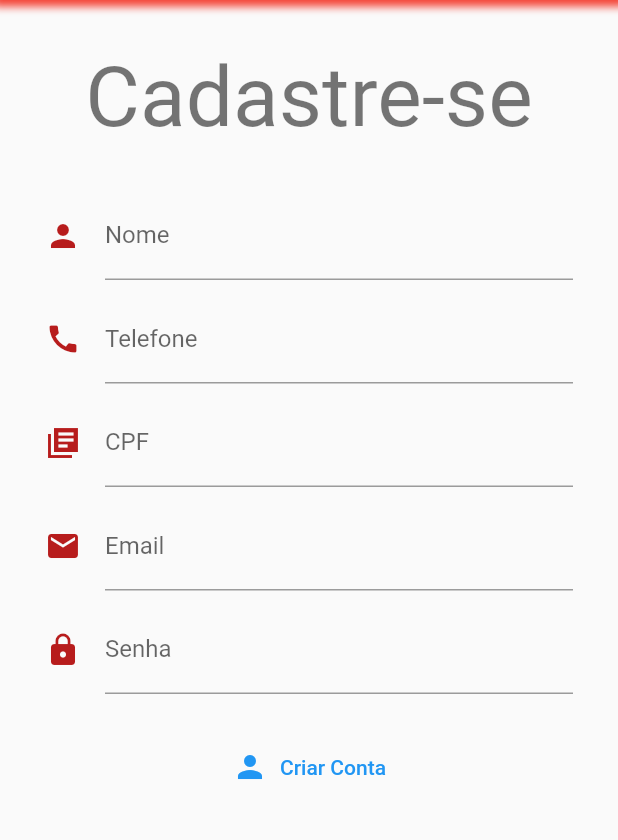
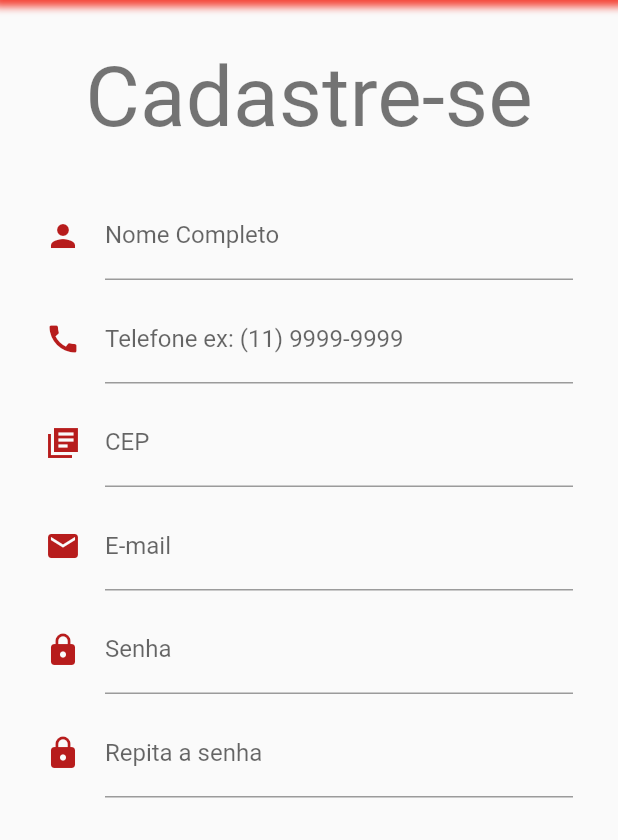
Before and after one commit to LuisHenriqSantana/pizzaria_tcc, a Flutter app: the screen it shows after launch, after a tap on "Criar Conta", on a phone screen of 412 x 824 dp, the part 396-1236 px from its top. Run offline on Flutter 3.47's test engine with Material 2 defaults, Android fonts, the phone set to English and light mode, and no system bars; our stand-ins replace cloud_firestore, firebase_auth; accounts and stored records are empty.

Commit message:
validating forms and connecting app to firebase

```diff
--- /dev/null
+++ b/lib/helpers/firebase_errors.dart
@@ -0,0 +1,25 @@
+String getErrorString(String code){
+  switch (code) {
+    case 'ERROR_WEAK_PASSWORD':
+      return 'Sua senha é muito fraca.';
+    case 'ERROR_INVALID_EMAIL':
+      return 'Seu e-mail é inválido.';
+    case 'ERROR_EMAIL_ALREADY_IN_USE':
+      return 'E-mail já está sendo utilizado em outra conta.';
+    case 'ERROR_INVALID_CREDENTIAL':
+      return 'Seu e-mail é inválido.';
+    case 'ERROR_WRONG_PASSWORD':
+      return 'Sua senha está incorreta.';
+    case 'ERROR_USER_NOT_FOUND':
+      return 'Não há usuário com este e-mail.';
+    case 'ERROR_USER_DISABLED':
+      return 'Este usuário foi desabilitado.';
+    case 'ERROR_TOO_MANY_REQUESTS':
+      return 'Muitas solicitações. Tente novamente mais tarde.';
+    case 'ERROR_OPERATION_NOT_ALLOWED':
+      return 'Operação não permitida.';
+
+    default:
+      return 'Um erro indefinido ocorreu.';
+  }
+}
--- /dev/null
+++ b/lib/helpers/validators.dart
@@ -0,0 +1,5 @@
+bool emailValid(String email){
+  final RegExp regex = RegExp(
+      r"^(([^<>()[\]\\.,;:\s@\']+(\.[^<>()[\]\\.,;:\s@\']+)*)|(\'.+\'))@((\[[0-9]{1,3}\.[0-9]{1,3}\.[0-9]{1,3}\.[0-9]{1,3}\])|(([a-zA-Z\-0-9]+\.)+[a-zA-Z]{2,}))$");
+  return regex.hasMatch(email);
+}
--- a/lib/main.dart
+++ b/lib/main.dart
@@ -1,15 +1,22 @@
+import 'package:cloud_firestore/cloud_firestore.dart';
 import 'package:flutter/material.dart';
 import 'package:flutter/services.dart';
+import 'package:pizzaria_tcc/models/user_manager.dart';
+import 'package:provider/provider.dart';
 import 'pages/login/login_page.dart';
 void main() {
   runApp(MyApp());
+
+  Firestore.instance.collection('teste').add({"teste":'teste'});
 }
 
 class MyApp extends StatelessWidget {
   @override
   Widget build(BuildContext context) {
     SystemChrome.setEnabledSystemUIOverlays([]);
-    return MaterialApp(
+    return ChangeNotifierProvider(
+      create: (_) => UserManager() ,
+      child: MaterialApp(
         debugShowCheckedModeBanner: false,
         title: 'Pizzaria Busque Pizza',
         theme: ThemeData(
@@ -17,6 +24,7 @@ class MyApp extends StatelessWidget {
           primaryColorLight: Colors.red[900]
         ),
         home: LoginPage(),
+      ),
     );
   }
 }
--- a/lib/models/user.dart
+++ b/lib/models/user.dart
@@ -1,13 +1,8 @@
-import 'package:pizzaria_tcc/models/order.dart';
+class User {
 
-class User{
-  final String name;
-  final List<Order> orders;
-  final List<Order> cart;
+  User({this.email, this.password});
 
-  User({
-    this.name,
-    this.orders,
-    this.cart,
-});
+  String email;
+  String password;
+
 }
--- /dev/null
+++ b/lib/models/user_manager.dart
@@ -0,0 +1,48 @@
+import 'package:firebase_auth/firebase_auth.dart';
+import 'package:flutter/material.dart';
+import 'package:flutter/services.dart';
+import 'package:pizzaria_tcc/helpers/firebase_errors.dart';
+import 'package:pizzaria_tcc/models/user.dart';
+
+
+class UserManager extends ChangeNotifier{
+
+  UserManager(){
+    _loadCurrentUser();
+  }
+
+  final FirebaseAuth auth = FirebaseAuth.instance;
+
+  FirebaseUser user;
+
+  bool loading = false;
+
+  Future<void> signIn({User user, Function onFail, Function onSuccess}) async {
+    setLoading(true);
+    try {
+      final AuthResult result = await auth.signInWithEmailAndPassword(
+          email: user.email, password: user.password);
+
+      this.user = result.user;
+
+      onSuccess();
+    } on PlatformException catch (e){
+      onFail(getErrorString(e.code));
+    }
+    setLoading(false);
+  }
+
+  void setLoading(bool value){
+    loading = value;
+  }
+
+  Future<void> _loadCurrentUser() async{
+    FirebaseUser currentUser = await auth.currentUser();
+    if (currentUser != null){
+      user = currentUser;
+      print(user.uid);
+    }
+    notifyListeners();
+  }
+
+}
--- a/lib/pages/login/login_page.dart
+++ b/lib/pages/login/login_page.dart
@@ -1,14 +1,23 @@
+import 'package:pizzaria_tcc/pages/home/home_page.dart';
+import 'package:provider/provider.dart';
 import 'package:flutter/material.dart';
+import 'package:pizzaria_tcc/helpers/validators.dart';
+import 'package:pizzaria_tcc/models/user.dart';
+import 'package:pizzaria_tcc/models/user_manager.dart';
 import 'package:pizzaria_tcc/pages/signup/signup_page.dart';
 import 'package:pizzaria_tcc/widgets/logo.dart';
 
-import '../home/home_page.dart';
+class LoginPage extends StatelessWidget {
+  final TextEditingController emailController = TextEditingController();
+  final TextEditingController passController = TextEditingController();
 
-class LoginPage extends StatelessWidget {
-  @override
+  final GlobalKey<FormState> formKey = GlobalKey<FormState>();
+  final GlobalKey<ScaffoldState> scaffoldKey = GlobalKey<ScaffoldState>();
+
   Widget build(BuildContext context) {
     final size = MediaQuery.of(context).size;
     return Scaffold(
+      key: scaffoldKey,
       body: SingleChildScrollView(
         child: Column(
           crossAxisAlignment: CrossAxisAlignment.stretch,
@@ -21,10 +30,15 @@ class LoginPage extends StatelessWidget {
             ),
             Padding(
               padding: EdgeInsets.all(32.0),
-              child: Form(
+              child: Consumer<UserManager>(
+                builder: (_, userManager, __){
+                  return Form(
+                    key: formKey,
                     child: Column(
                       children: <Widget>[
                         TextFormField(
+                          controller: emailController,
+                          enabled: !userManager.loading,
                           decoration: InputDecoration(
                             labelText: 'Email',
                             icon: Icon(
@@ -33,10 +47,17 @@ class LoginPage extends StatelessWidget {
                             ),
                           ),
                           keyboardType: TextInputType.emailAddress,
+                          autocorrect: false,
+                          validator: (email) {
+                            if (!emailValid(email)) return 'E-mail inválido';
+                            return null;
+                          },
                         ),
                         Padding(
                           padding: EdgeInsets.only(top: 8, bottom: 32),
                           child: TextFormField(
+                            controller: passController,
+                            enabled: !userManager.loading,
                             decoration: InputDecoration(
                               labelText: 'Senha',
                               icon: Icon(
@@ -45,19 +66,42 @@ class LoginPage extends StatelessWidget {
                               ),
                             ),
                             obscureText: true,
+                            autocorrect: false,
+                            validator: (pass) {
+                              if (pass.isEmpty || pass.length < 6)
+                                return 'Senha Inválida';
+                              return null;
+                            },
                           ),
                         ),
                         TextButton.icon(
-                      onPressed: () => Navigator.pushReplacement(
+                          onPressed: userManager.loading ? null : () {
+                            if (formKey.currentState.validate()) {
+                              print(emailController.text);
+                              userManager.signIn(
+                                user: User(
+                                    email: emailController.text,
+                                    password: passController.text),
+                                onFail: (e) {
+                                  scaffoldKey.currentState
+                                      .showSnackBar(SnackBar(
+                                    content: Text("Falha ao entrar: $e"),
+                                    backgroundColor: Colors.red,
+
+                                  ));
+                                },
+                                onSuccess: () => Navigator.pushReplacement(
                                     context,
                                     MaterialPageRoute(
                                         builder: (_) => HomePage())),
-                      label: Text('Entrar'.toUpperCase()),
+                              );
+
+                            }
+                          },
+                          label:Text('Entrar'.toUpperCase()),
                           icon: Icon(Icons.exit_to_app),
                         ),
-
                         SizedBox(height: size.height * 0.02),
-
                         TextButton.icon(
                           onPressed: () => Navigator.pushReplacement(context,
                               MaterialPageRoute(builder: (_) => SignUpPage())),
@@ -66,6 +110,8 @@ class LoginPage extends StatelessWidget {
                         ),
                       ],
                     ),
+                  );
+                },
               ),
             )
           ],
--- a/lib/pages/signup/signup_page.dart
+++ b/lib/pages/signup/signup_page.dart
@@ -1,10 +1,12 @@
 import 'package:flutter/material.dart';
 import 'package:flutter/services.dart';
-import 'package:pizzaria_tcc/pages/home/home_page.dart';
+import 'package:pizzaria_tcc/helpers/validators.dart';
 import 'package:pizzaria_tcc/pages/login/login_page.dart';
 import 'package:pizzaria_tcc/widgets/logo.dart';
 
 class SignUpPage extends StatelessWidget {
+
+  final GlobalKey<FormState> formKey = GlobalKey<FormState>();
 
   @override
   Widget build(BuildContext context) {
@@ -24,50 +26,79 @@ class SignUpPage extends StatelessWidget {
             Padding(
               padding: EdgeInsets.all(30),
               child: Form(
+                key: formKey,
                 child: Column(
                   children: <Widget>[
                     TextFormField(
                       decoration: InputDecoration(
-                        labelText: 'Nome',
+                        labelText: 'Nome Completo',
                         icon: Icon(
                           Icons.person,
                           color: Theme.of(context).primaryColorLight,
                         ),
                       ),
                       keyboardType: TextInputType.name,
+                      validator: (name){
+                        if(name.isEmpty)
+                        return "Campo Obrigatório";
+                        else if (name.trim().split(" ").length <=1)
+                          return "Preencha seu nome completo";
+                        return null;
+                      },
                     ),
                     SizedBox(height: 10),
                     TextFormField(
                       decoration: InputDecoration(
-                        labelText: 'Telefone',
+                        labelText: 'Telefone ex: (11) 9999-9999',
                         icon: Icon(
                           Icons.call,
                           color: Theme.of(context).primaryColorLight,
                         ),
                       ),
-                      keyboardType: TextInputType.number,
+                      keyboardType: TextInputType.phone,
+                      validator: (phone){
+                        if(phone.isEmpty)
+                          return "Campo Obrigatório";
+                        else if (phone.length <9)
+                          return "Número de telefone inválido";
+                        return null;
+                      },
                     ),
                     SizedBox(height: 10),
                     TextFormField(
                       decoration: InputDecoration(
-                        labelText: 'CPF',
+                        labelText: 'CEP',
                         icon: Icon(
                           Icons.library_books_sharp,
                           color: Theme.of(context).primaryColorLight,
                         ),
                       ),
                       keyboardType: TextInputType.number,
+                      validator: (cep){
+                        if(cep.isEmpty)
+                          return "Campo Obrigatório";
+                        else if(cep.length == 8)
+                          return null;
+                        return "Seu CEP precisa ter 8 dígitos";
+                      },
                     ),
                     SizedBox(height: 10),
                     TextFormField(
                       decoration: InputDecoration(
-                        labelText: 'Email',
+                        labelText: 'E-mail',
                         icon: Icon(
                           Icons.email,
                           color: Theme.of(context).primaryColorLight,
                         ),
                       ),
                       keyboardType: TextInputType.emailAddress,
+                      validator: (email){
+                        if(email.isEmpty)
+                          return "Campo Obrigatório";
+                        else if(!emailValid(email))
+                          return "E-mail inválido";
+                        return null;
+                      },
                     ),
                     SizedBox(height: 10),
                     TextFormField(
@@ -79,11 +110,36 @@ class SignUpPage extends StatelessWidget {
                         ),
                       ),
                       obscureText: true,
+                      validator: (pass){
+                        if(pass.isEmpty)
+                          return "Campo Obrigatório";
+                        else if(pass.length < 6)
+                        return "Senha muito curta";
+                        return null;
+                      },
+                    ),
+                    SizedBox(height: 10),
+                    TextFormField(
+                      decoration: InputDecoration(
+                        labelText: 'Repita a senha',
+                        icon: Icon(
+                          Icons.lock,
+                          color: Theme.of(context).primaryColorLight,
+                        ),
+                      ),
+                      obscureText: true,
+                      validator: (pass){
+                        if(pass.isEmpty)
+                          return "Campo Obrigatório";
+                        else if(pass.length < 6)
+                          return "Senha muito curta";
+                        return null;
+                      },
                     ),
                     SizedBox(height: size.height * 0.03),
-                    TextButton.icon(
-                      onPressed: () => Navigator.pushReplacement(context,
-                          MaterialPageRoute(builder: (_) => HomePage())),
+                    TextButton.icon( onPressed: (){
+                      formKey.currentState.validate();
+                    },
                       icon: Icon(Icons.person),
                       label: Text('Criar Conta'),
                     ),
--- a/pubspec.yaml
+++ b/pubspec.yaml
@@ -24,6 +24,9 @@ dependencies:
   flutter:
     sdk: flutter
   provider:
+  cloud_firestore: ^0.13.5
+  firebase_auth: ^0.16.0
+  firebase_storage: ^3.1.5
 
 
   # The following adds the Cupertino Icons font to your application.
```
Also changed, not shown: pubspec.lock, 3 other files. Lines whose indentation alone changed are shown as unchanged.
